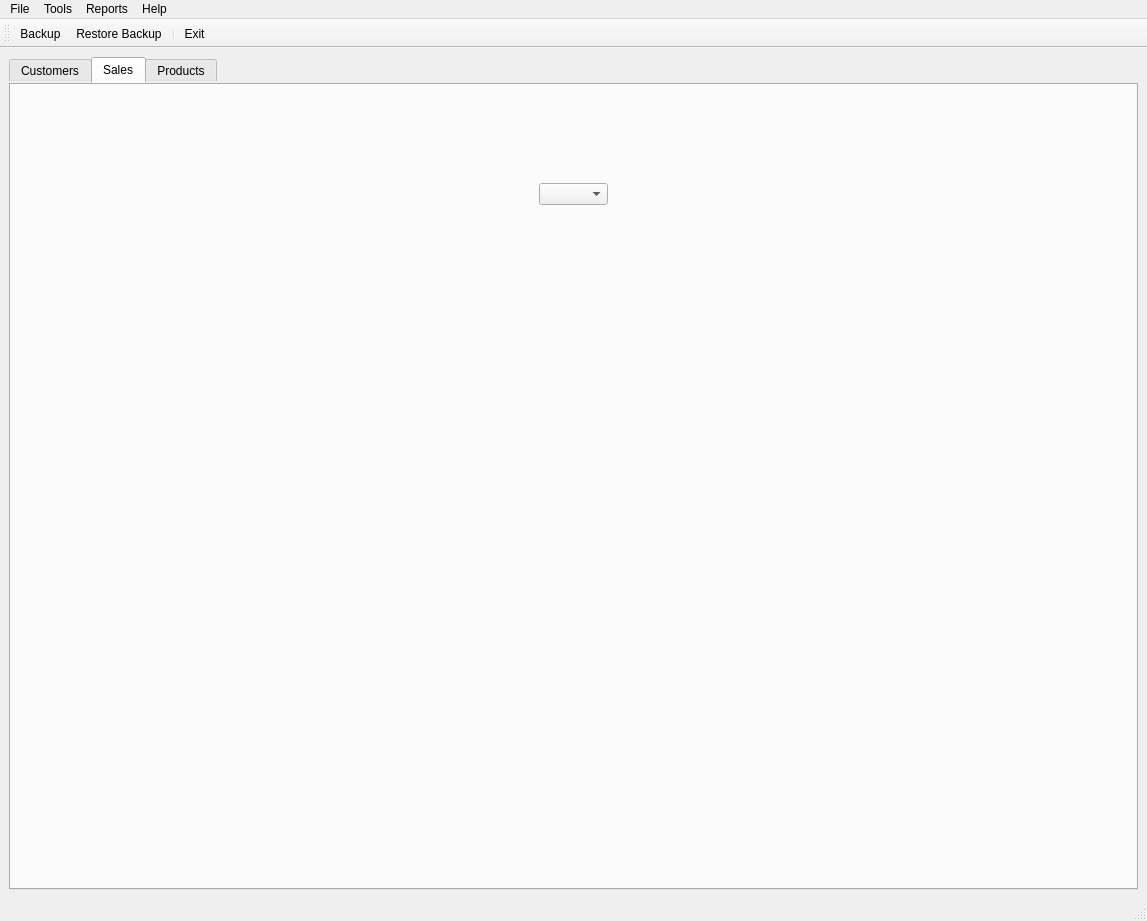
Pontax02/Proyecto-DI, file templates/window.ui: the form before one commit.
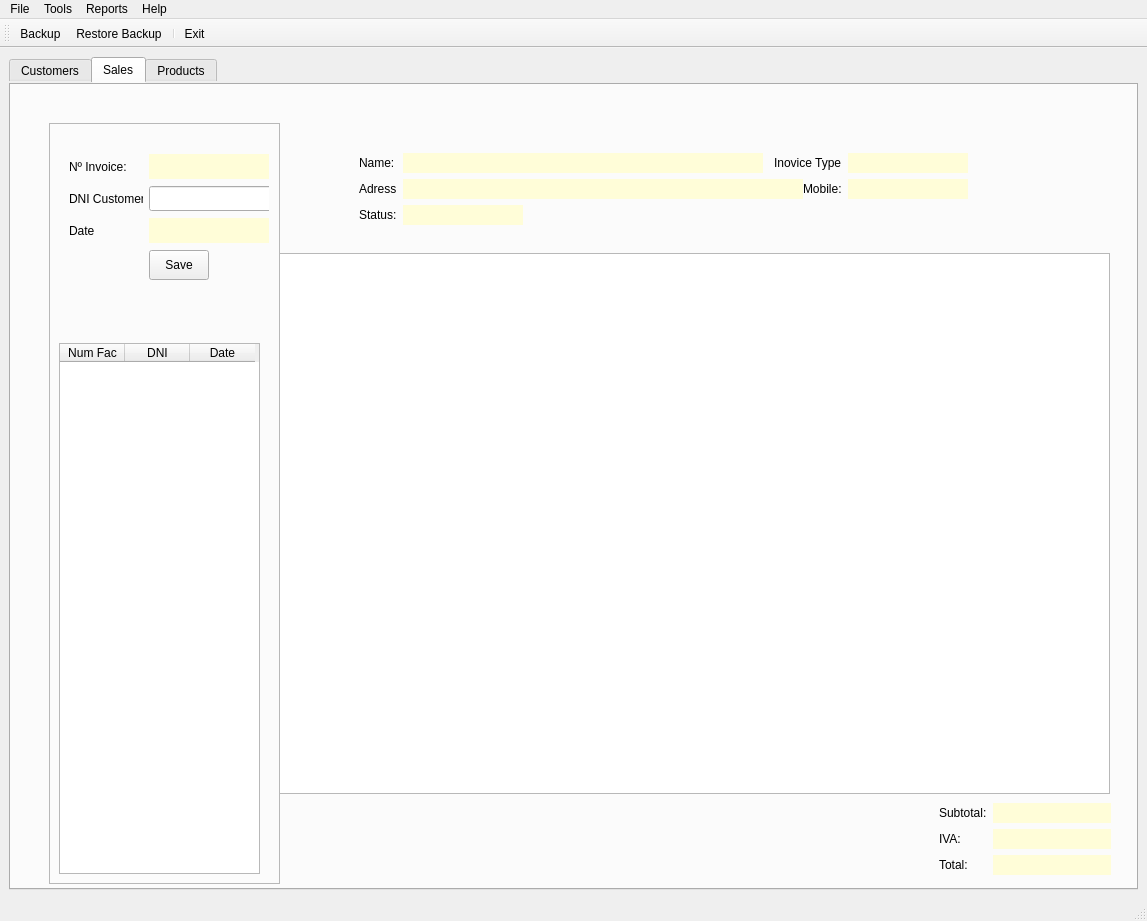
The form after the commit. The open tabs and pages were chosen to show the change. Icons and pictures are not drawn.

The edit to the form file:
```diff
--- a/templates/window.ui
+++ b/templates/window.ui
@@ -6,7 +6,7 @@
    <rect>
     <x>0</x>
     <y>0</y>
-    <width>1078</width>
+    <width>1147</width>
     <height>921</height>
    </rect>
   </property>
@@ -759,15 +759,507 @@
        <attribute name="title">
         <string>Sales</string>
        </attribute>
-       <widget class="QComboBox" name="cmbIVA">
+       <widget class="QFrame" name="frmFac">
         <property name="geometry">
          <rect>
-          <x>530</x>
-          <y>100</y>
-          <width>69</width>
-          <height>22</height>
+          <x>40</x>
+          <y>40</y>
+          <width>231</width>
+          <height>761</height>
          </rect>
         </property>
+        <property name="frameShape">
+         <enum>QFrame::StyledPanel</enum>
+        </property>
+        <property name="frameShadow">
+         <enum>QFrame::Raised</enum>
+        </property>
+        <widget class="QTableWidget" name="tableWidget_2">
+         <property name="geometry">
+          <rect>
+           <x>10</x>
+           <y>220</y>
+           <width>201</width>
+           <height>531</height>
+          </rect>
+         </property>
+         <property name="editTriggers">
+          <set>QAbstractItemView::NoEditTriggers</set>
+         </property>
+         <property name="tabKeyNavigation">
+          <bool>false</bool>
+         </property>
+         <property name="showDropIndicator" stdset="0">
+          <bool>false</bool>
+         </property>
+         <property name="dragDropOverwriteMode">
+          <bool>false</bool>
+         </property>
+         <property name="selectionMode">
+          <enum>QAbstractItemView::ExtendedSelection</enum>
+         </property>
+         <property name="selectionBehavior">
+          <enum>QAbstractItemView::SelectRows</enum>
+         </property>
+         <property name="wordWrap">
+          <bool>false</bool>
+         </property>
+         <attribute name="horizontalHeaderDefaultSectionSize">
+          <number>65</number>
+         </attribute>
+         <attribute name="verticalHeaderVisible">
+          <bool>false</bool>
+         </attribute>
+         <column>
+          <property name="text">
+           <string>Num Fac</string>
+          </property>
+         </column>
+         <column>
+          <property name="text">
+           <string>DNI</string>
+          </property>
+         </column>
+         <column>
+          <property name="text">
+           <string>Date</string>
+          </property>
+         </column>
+        </widget>
+        <widget class="QWidget" name="layoutWidget">
+         <property name="geometry">
+          <rect>
+           <x>20</x>
+           <y>30</y>
+           <width>200</width>
+           <height>132</height>
+          </rect>
+         </property>
+         <layout class="QGridLayout" name="gridLayout_4">
+          <item row="0" column="1" colspan="2">
+           <widget class="QLabel" name="lblnumfac">
+            <property name="minimumSize">
+             <size>
+              <width>125</width>
+              <height>25</height>
+             </size>
+            </property>
+            <property name="maximumSize">
+             <size>
+              <width>125</width>
+              <height>25</height>
+             </size>
+            </property>
+            <property name="styleSheet">
+             <string notr="true">background-color: rgb(255, 253, 216);</string>
+            </property>
+            <property name="text">
+             <string/>
+            </property>
+            <property name="alignment">
+             <set>Qt::AlignCenter</set>
+            </property>
+           </widget>
+          </item>
+          <item row="1" column="0">
+           <widget class="QLabel" name="lblDnifac">
+            <property name="text">
+             <string>DNI Customer</string>
+            </property>
+           </widget>
+          </item>
+          <item row="0" column="0">
+           <widget class="QLabel" name="label">
+            <property name="text">
+             <string>Nº Invoice:</string>
+            </property>
+           </widget>
+          </item>
+          <item row="1" column="1" colspan="2">
+           <widget class="QLineEdit" name="txtDniFac">
+            <property name="minimumSize">
+             <size>
+              <width>125</width>
+              <height>25</height>
+             </size>
+            </property>
+            <property name="maximumSize">
+             <size>
+              <width>125</width>
+              <height>25</height>
+             </size>
+            </property>
+            <property name="layoutDirection">
+             <enum>Qt::LeftToRight</enum>
+            </property>
+           </widget>
+          </item>
+          <item row="2" column="1" colspan="2">
+           <widget class="QLabel" name="lblFechafac">
+            <property name="minimumSize">
+             <size>
+              <width>125</width>
+              <height>25</height>
+             </size>
+            </property>
+            <property name="maximumSize">
+             <size>
+              <width>125</width>
+              <height>25</height>
+             </size>
+            </property>
+            <property name="styleSheet">
+             <string notr="true">background-color: rgb(255, 253, 216);</string>
+            </property>
+            <property name="text">
+             <string/>
+            </property>
+            <property name="alignment">
+             <set>Qt::AlignCenter</set>
+            </property>
+           </widget>
+          </item>
+          <item row="2" column="0">
+           <widget class="QLabel" name="lblDnifac_2">
+            <property name="text">
+             <string>Date</string>
+            </property>
+           </widget>
+          </item>
+          <item row="3" column="2">
+           <widget class="QPushButton" name="btnCleanfac">
+            <property name="minimumSize">
+             <size>
+              <width>30</width>
+              <height>30</height>
+             </size>
+            </property>
+            <property name="maximumSize">
+             <size>
+              <width>30</width>
+              <height>30</height>
+             </size>
+            </property>
+            <property name="text">
+             <string/>
+            </property>
+            <property name="icon">
+             <iconset>
+              <normaloff>../img/Refresh_icon.svg.png</normaloff>../img/Refresh_icon.svg.png</iconset>
+            </property>
+            <property name="flat">
+             <bool>true</bool>
+            </property>
+           </widget>
+          </item>
+          <item row="3" column="1">
+           <widget class="QPushButton" name="btnSavefac">
+            <property name="minimumSize">
+             <size>
+              <width>60</width>
+              <height>30</height>
+             </size>
+            </property>
+            <property name="maximumSize">
+             <size>
+              <width>60</width>
+              <height>30</height>
+             </size>
+            </property>
+            <property name="layoutDirection">
+             <enum>Qt::LeftToRight</enum>
+            </property>
+            <property name="text">
+             <string>Save</string>
+            </property>
+           </widget>
+          </item>
+         </layout>
+        </widget>
+       </widget>
+       <widget class="QTableWidget" name="tableWidget">
+        <property name="geometry">
+         <rect>
+          <x>270</x>
+          <y>170</y>
+          <width>831</width>
+          <height>541</height>
+         </rect>
+        </property>
+       </widget>
+       <widget class="QWidget" name="layoutWidget">
+        <property name="geometry">
+         <rect>
+          <x>350</x>
+          <y>70</y>
+          <width>609</width>
+          <height>74</height>
+         </rect>
+        </property>
+        <layout class="QGridLayout" name="gridLayout_2">
+         <item row="0" column="0">
+          <widget class="QLabel" name="label_2">
+           <property name="text">
+            <string>Name:</string>
+           </property>
+          </widget>
+         </item>
+         <item row="0" column="1" colspan="2">
+          <widget class="QLabel" name="lblNamefac">
+           <property name="minimumSize">
+            <size>
+             <width>360</width>
+             <height>20</height>
+            </size>
+           </property>
+           <property name="maximumSize">
+            <size>
+             <width>360</width>
+             <height>20</height>
+            </size>
+           </property>
+           <property name="styleSheet">
+            <string notr="true">background-color: rgb(255, 253, 216);</string>
+           </property>
+           <property name="text">
+            <string/>
+           </property>
+          </widget>
+         </item>
+         <item row="0" column="3" colspan="2" alignment="Qt::AlignRight">
+          <widget class="QLabel" name="label_5">
+           <property name="text">
+            <string>Inovice Type</string>
+           </property>
+          </widget>
+         </item>
+         <item row="0" column="5">
+          <widget class="QLabel" name="lblTipofac">
+           <property name="minimumSize">
+            <size>
+             <width>120</width>
+             <height>20</height>
+            </size>
+           </property>
+           <property name="maximumSize">
+            <size>
+             <width>120</width>
+             <height>20</height>
+            </size>
+           </property>
+           <property name="styleSheet">
+            <string notr="true">background-color: rgb(255, 253, 216);</string>
+           </property>
+           <property name="text">
+            <string/>
+           </property>
+           <property name="alignment">
+            <set>Qt::AlignCenter</set>
+           </property>
+          </widget>
+         </item>
+         <item row="1" column="0">
+          <widget class="QLabel" name="label_3">
+           <property name="text">
+            <string>Adress</string>
+           </property>
+          </widget>
+         </item>
+         <item row="1" column="1" colspan="3">
+          <widget class="QLabel" name="lblnumfac_3">
+           <property name="minimumSize">
+            <size>
+             <width>400</width>
+             <height>20</height>
+            </size>
+           </property>
+           <property name="maximumSize">
+            <size>
+             <width>400</width>
+             <height>20</height>
+            </size>
+           </property>
+           <property name="styleSheet">
+            <string notr="true">background-color: rgb(255, 253, 216);</string>
+           </property>
+           <property name="text">
+            <string/>
+           </property>
+          </widget>
+         </item>
+         <item row="1" column="4">
+          <widget class="QLabel" name="label_4">
+           <property name="text">
+            <string>Mobile:</string>
+           </property>
+          </widget>
+         </item>
+         <item row="1" column="5">
+          <widget class="QLabel" name="lblnumfac_4">
+           <property name="minimumSize">
+            <size>
+             <width>120</width>
+             <height>20</height>
+            </size>
+           </property>
+           <property name="maximumSize">
+            <size>
+             <width>120</width>
+             <height>20</height>
+            </size>
+           </property>
+           <property name="styleSheet">
+            <string notr="true">background-color: rgb(255, 253, 216);</string>
+           </property>
+           <property name="text">
+            <string/>
+           </property>
+           <property name="alignment">
+            <set>Qt::AlignCenter</set>
+           </property>
+          </widget>
+         </item>
+         <item row="2" column="0">
+          <widget class="QLabel" name="label_6">
+           <property name="text">
+            <string>Status:</string>
+           </property>
+          </widget>
+         </item>
+         <item row="2" column="1">
+          <widget class="QLabel" name="lblStatusfac">
+           <property name="minimumSize">
+            <size>
+             <width>120</width>
+             <height>20</height>
+            </size>
+           </property>
+           <property name="maximumSize">
+            <size>
+             <width>120</width>
+             <height>20</height>
+            </size>
+           </property>
+           <property name="styleSheet">
+            <string notr="true">background-color: rgb(255, 253, 216);</string>
+           </property>
+           <property name="text">
+            <string/>
+           </property>
+           <property name="alignment">
+            <set>Qt::AlignCenter</set>
+           </property>
+          </widget>
+         </item>
+        </layout>
+       </widget>
+       <widget class="QWidget" name="layoutWidget">
+        <property name="geometry">
+         <rect>
+          <x>930</x>
+          <y>720</y>
+          <width>172</width>
+          <height>74</height>
+         </rect>
+        </property>
+        <layout class="QGridLayout" name="gridLayout_5">
+         <item row="0" column="0">
+          <widget class="QLabel" name="label_7">
+           <property name="text">
+            <string>Subtotal:</string>
+           </property>
+          </widget>
+         </item>
+         <item row="0" column="1">
+          <widget class="QLabel" name="lblSubtotal">
+           <property name="minimumSize">
+            <size>
+             <width>120</width>
+             <height>20</height>
+            </size>
+           </property>
+           <property name="maximumSize">
+            <size>
+             <width>120</width>
+             <height>20</height>
+            </size>
+           </property>
+           <property name="styleSheet">
+            <string notr="true">background-color: rgb(255, 253, 216);</string>
+           </property>
+           <property name="text">
+            <string/>
+           </property>
+           <property name="alignment">
+            <set>Qt::AlignRight|Qt::AlignTrailing|Qt::AlignVCenter</set>
+           </property>
+          </widget>
+         </item>
+         <item row="1" column="0">
+          <widget class="QLabel" name="label_8">
+           <property name="text">
+            <string>IVA:</string>
+           </property>
+          </widget>
+         </item>
+         <item row="1" column="1">
+          <widget class="QLabel" name="lblIVA">
+           <property name="minimumSize">
+            <size>
+             <width>120</width>
+             <height>20</height>
+            </size>
+           </property>
+           <property name="maximumSize">
+            <size>
+             <width>120</width>
+             <height>20</height>
+            </size>
+           </property>
+           <property name="styleSheet">
+            <string notr="true">background-color: rgb(255, 253, 216);</string>
+           </property>
+           <property name="text">
+            <string/>
+           </property>
+           <property name="alignment">
+            <set>Qt::AlignRight|Qt::AlignTrailing|Qt::AlignVCenter</set>
+           </property>
+          </widget>
+         </item>
+         <item row="2" column="0">
+          <widget class="QLabel" name="label_9">
+           <property name="text">
+            <string>Total:</string>
+           </property>
+          </widget>
+         </item>
+         <item row="2" column="1">
+          <widget class="QLabel" name="lblTotal">
+           <property name="minimumSize">
+            <size>
+             <width>120</width>
+             <height>20</height>
+            </size>
+           </property>
+           <property name="maximumSize">
+            <size>
+             <width>120</width>
+             <height>20</height>
+            </size>
+           </property>
+           <property name="styleSheet">
+            <string notr="true">background-color: rgb(255, 253, 216);</string>
+           </property>
+           <property name="text">
+            <string/>
+           </property>
+           <property name="alignment">
+            <set>Qt::AlignRight|Qt::AlignTrailing|Qt::AlignVCenter</set>
+           </property>
+          </widget>
+         </item>
+        </layout>
        </widget>
       </widget>
       <widget class="QWidget" name="tab">
```
Left out of the diff: 406 changed lines with no effect on the pictures.
